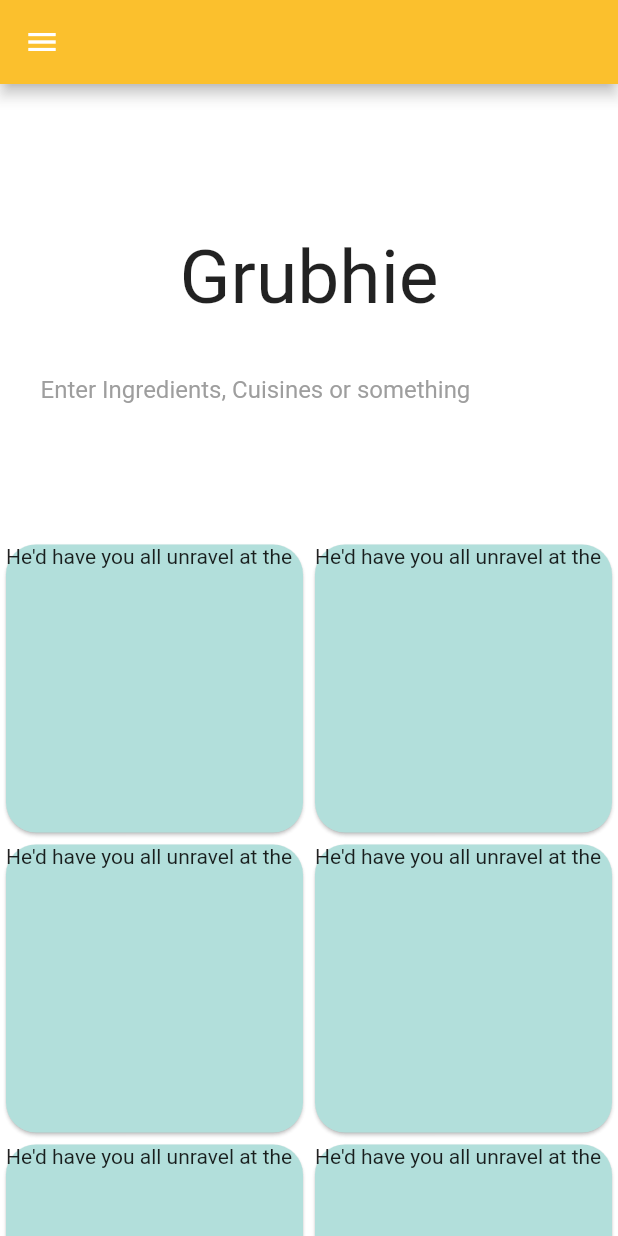
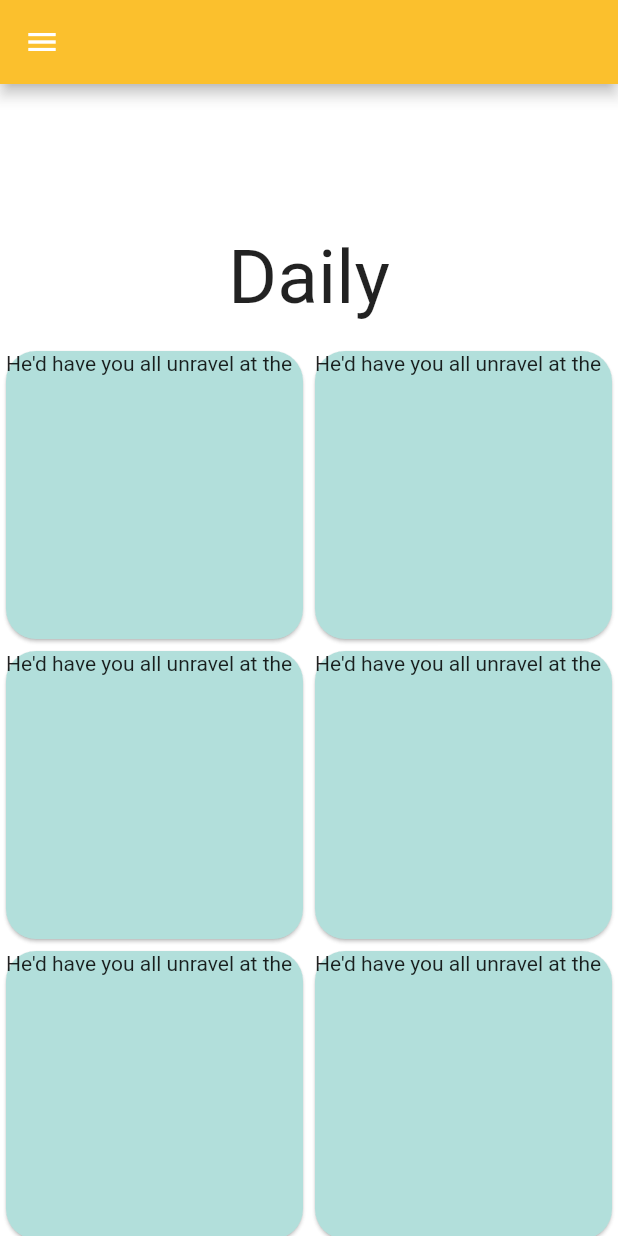
Before and after one commit to notGelo/FinalAcademicProject, a Flutter app: the screen it shows after launch, in the side drawer, after a tap on "Daily", on a phone screen of 412 x 824 dp. Run offline on Flutter 3.47's test engine with Material 2 defaults, Android fonts, the phone set to English and light mode, and no system bars; our stand-ins replace font_awesome_flutter.

Commit message:
all pages

```diff
--- a/lib/main.dart
+++ b/lib/main.dart
@@ -7,6 +7,7 @@ import 'package:grubhie/screens/list_screen.dart';
 import 'package:grubhie/screens/recipe_screen.dart';
 import 'package:grubhie/screens/recipeSteps_screen.dart';
 import 'package:grubhie/screens/filteredRecipe_screen.dart';
+import 'package:grubhie/screens/daily_screen.dart';
 
 void main() => runApp(MyApp());
 
@@ -20,6 +21,7 @@ class MyApp extends StatelessWidget {
       home: HomeScreen(),
       routes: {
         '/home': (context) => HomeScreen(),
+        '/daily': (context) => DailyPage(),
         '/cuisine': (context) => CuisinePage(),
         '/ingredients': (context) => IngredientsPage(),
         '/category': (context) => CategoryPage(),
--- /dev/null
+++ b/lib/screens/daily_screen.dart
@@ -0,0 +1,133 @@
+import 'package:flutter/material.dart';
+import 'package:grubhie/utilities/navBar.dart';
+
+class DailyPage extends StatefulWidget {
+  const DailyPage({Key? key}) : super(key: key);
+
+  @override
+  _DailyPageState createState() => _DailyPageState();
+}
+
+class _DailyPageState extends State<DailyPage> {
+  @override
+  Widget build(BuildContext context) {
+    return SafeArea(
+      child: Scaffold(
+        appBar: new AppBar(
+          backgroundColor: Colors.yellow[700],
+        ),
+        drawer: NavBar(),
+        body: ListView(
+          scrollDirection: Axis.vertical,
+          children: <Widget>[
+            SizedBox(
+              height: 100,
+            ),
+            Text(
+              'Daily',
+              textAlign: TextAlign.center,
+              style: TextStyle(
+                fontSize: 50.0,
+              ),
+            ),
+            SizedBox(
+              height: 15,
+            ),
+            Column(
+              mainAxisAlignment: MainAxisAlignment.spaceAround,
+              children: [
+                Row(
+                  mainAxisAlignment: MainAxisAlignment.spaceAround,
+                  children: [
+                    Expanded(
+                      child: Container(
+                        height: 200,
+                        child: Card(
+                          shape: RoundedRectangleBorder(
+                            borderRadius: BorderRadius.circular(20.0),
+                          ),
+                          child: const Text("He'd have you all unravel at the"),
+                          color: Colors.teal[100],
+                        ),
+                      ),
+                    ),
+                    Expanded(
+                      child: Container(
+                        height: 200,
+                        child: Card(
+                          shape: RoundedRectangleBorder(
+                            borderRadius: BorderRadius.circular(20.0),
+                          ),
+                          child: const Text("He'd have you all unravel at the"),
+                          color: Colors.teal[100],
+                        ),
+                      ),
+                    ),
+                  ],
+                ),
+                Row(
+                  mainAxisAlignment: MainAxisAlignment.spaceAround,
+                  children: [
+                    Expanded(
+                      child: Container(
+                        height: 200,
+                        child: Card(
+                          shape: RoundedRectangleBorder(
+                            borderRadius: BorderRadius.circular(20.0),
+                          ),
+                          child: const Text("He'd have you all unravel at the"),
+                          color: Colors.teal[100],
+                        ),
+                      ),
+                    ),
+                    Expanded(
+                      child: Container(
+                        height: 200,
+                        child: Card(
+                          shape: RoundedRectangleBorder(
+                            borderRadius: BorderRadius.circular(20.0),
+                          ),
+                          child: const Text("He'd have you all unravel at the"),
+                          color: Colors.teal[100],
+                        ),
+                      ),
+                    ),
+                  ],
+                ),
+                Row(
+                  mainAxisAlignment: MainAxisAlignment.spaceAround,
+                  children: [
+                    Expanded(
+                      child: Container(
+                        height: 200,
+                        child: Card(
+                          shape: RoundedRectangleBorder(
+                            borderRadius: BorderRadius.circular(20.0),
+                          ),
+                          child: const Text("He'd have you all unravel at the"),
+                          color: Colors.teal[100],
+                        ),
+                      ),
+                    ),
+                    Expanded(
+                      child: Container(
+                        height: 200,
+                        child: Card(
+                          shape: RoundedRectangleBorder(
+                            borderRadius: BorderRadius.circular(20.0),
+                          ),
+                          child: const Text("He'd have you all unravel at the"),
+                          color: Colors.teal[100],
+                        ),
+                      ),
+                    ),
+                  ],
+                ),
+              ],
+            ),
+          ],
+        ),
+      ),
+    );
+  }
+}
--- a/lib/screens/home_screen.dart
+++ b/lib/screens/home_screen.dart
@@ -17,8 +17,7 @@ class _HomeScreenState extends State<HomeScreen> {
           backgroundColor: Colors.yellow[700],
         ),
         drawer: NavBar(),
-        body: ListView(
-          scrollDirection: Axis.vertical,
+        body: Column(
           children: <Widget>[
             SizedBox(
               height: 100,
@@ -44,101 +43,6 @@ class _HomeScreenState extends State<HomeScreen> {
                 decoration: kTextFieldInputDecoration,
               ),
             ),
-            SizedBox(
-              height: 70,
-            ),
-            Column(
-              mainAxisAlignment: MainAxisAlignment.spaceAround,
-              children: [
-                Row(
-                  mainAxisAlignment: MainAxisAlignment.spaceAround,
-                  children: [
-                    Expanded(
-                      child: Container(
-                        height: 200,
-                        child: Card(
-                          shape: RoundedRectangleBorder(
-                            borderRadius: BorderRadius.circular(20.0),
-                          ),
-                          child: const Text("He'd have you all unravel at the"),
-                          color: Colors.teal[100],
-                        ),
-                      ),
-                    ),
-                    Expanded(
-                      child: Container(
-                        height: 200,
-                        child: Card(
-                          shape: RoundedRectangleBorder(
-                            borderRadius: BorderRadius.circular(20.0),
-                          ),
-                          child: const Text("He'd have you all unravel at the"),
-                          color: Colors.teal[100],
-                        ),
-                      ),
-                    ),
-                  ],
-                ),
-                Row(
-                  mainAxisAlignment: MainAxisAlignment.spaceAround,
-                  children: [
-                    Expanded(
-                      child: Container(
-                        height: 200,
-                        child: Card(
-                          shape: RoundedRectangleBorder(
-                            borderRadius: BorderRadius.circular(20.0),
-                          ),
-                          child: const Text("He'd have you all unravel at the"),
-                          color: Colors.teal[100],
-                        ),
-                      ),
-                    ),
-                    Expanded(
-                      child: Container(
-                        height: 200,
-                        child: Card(
-                          shape: RoundedRectangleBorder(
-                            borderRadius: BorderRadius.circular(20.0),
-                          ),
-                          child: const Text("He'd have you all unravel at the"),
-                          color: Colors.teal[100],
-                        ),
-                      ),
-                    ),
-                  ],
-                ),
-                Row(
-                  mainAxisAlignment: MainAxisAlignment.spaceAround,
-                  children: [
-                    Expanded(
-                      child: Container(
-                        height: 200,
-                        child: Card(
-                          shape: RoundedRectangleBorder(
-                            borderRadius: BorderRadius.circular(20.0),
-                          ),
-                          child: const Text("He'd have you all unravel at the"),
-                          color: Colors.teal[100],
-                        ),
-                      ),
-                    ),
-                    Expanded(
-                      child: Container(
-                        height: 200,
-                        child: Card(
-                          shape: RoundedRectangleBorder(
-                            borderRadius: BorderRadius.circular(20.0),
-                          ),
-                          child: const Text("He'd have you all unravel at the"),
-                          color: Colors.teal[100],
-                        ),
-                      ),
-                    ),
-                  ],
-                ),
-              ],
-            ),
           ],
         ),
       ),
--- a/lib/utilities/navBar.dart
+++ b/lib/utilities/navBar.dart
@@ -19,16 +19,17 @@ class _NavBarState extends State<NavBar> {
               image: AssetImage(''), //add Ghubhie logo
             ),
             decoration: BoxDecoration(
-                color: Colors.blue, //change color to our color themes
-                image: DecorationImage(
-                  image: AssetImage(''), //add background image on burger menu
-                  fit: BoxFit.cover,
-                )),
+              color: Colors.blue, //change color to our color themes
+              image: DecorationImage(
+                image: AssetImage(''), //add background image on burger menu
+                fit: BoxFit.cover,
+              ),
+            ),
           ),
           ListTile(
             leading: Icon(FontAwesomeIcons.pizzaSlice),
             title: Text('Daily'),
-            onTap: () => Navigator.pushNamed(context, '/home'),
+            onTap: () => Navigator.pushNamed(context, '/daily'),
           ),
           ListTile(
             leading: Icon(FontAwesomeIcons.iceCream),
```
Also changed, not shown: lib/screens/category_screen.dart (+10 -3 lines), lib/screens/filteredRecipe_screen.dart (+10 -3 lines), lib/screens/ingredients_screen.dart (+10 -3 lines), lib/screens/list_screen.dart (+10 -3 lines), lib/screens/recipeSteps_screen.dart (+10 -3 lines), lib/screens/recipe_screen.dart (+10 -3 lines).
